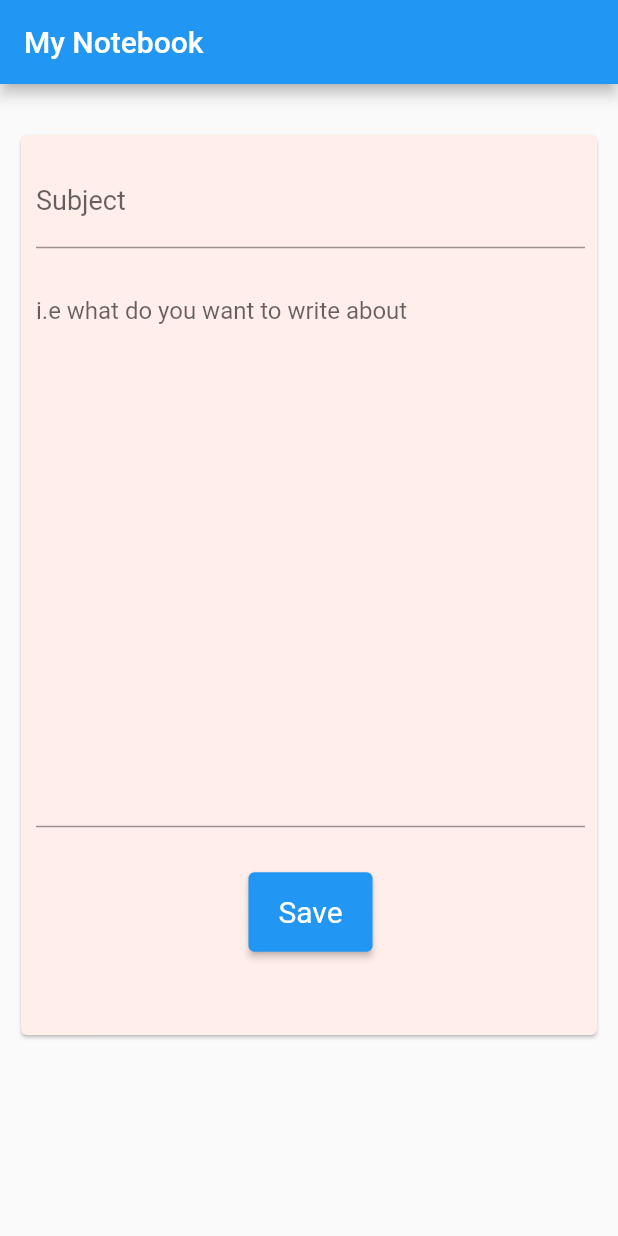
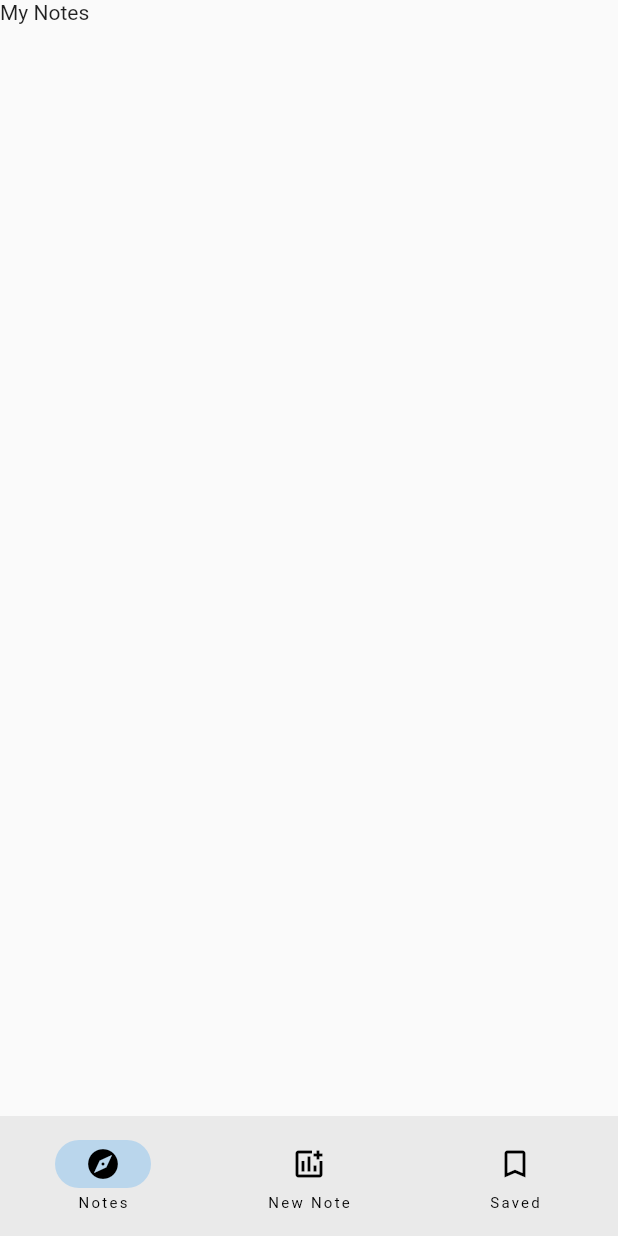
Before and after one commit to abramaleko/my_notes, a Flutter app: the screen it shows after launch, on a phone screen of 412 x 824 dp. Run offline on Flutter 3.47's test engine with Material 2 defaults, Android fonts, the phone set to English and light mode, and no system bars.

Commit message:
added navigation container

```diff
--- a/lib/main.dart
+++ b/lib/main.dart
@@ -1,66 +1,74 @@
 import 'package:flutter/material.dart';
+import 'my_notes.dart';
 
 void main() {
-  runApp(const MyNotes());
+  runApp(const MyApp());
 }
 
-class MyNotes extends StatelessWidget {
-  const MyNotes({super.key});
+class MyApp extends StatelessWidget {
+  const MyApp({super.key});
 
   @override
   Widget build(BuildContext context) {
-    return MaterialApp(
-      title: 'My Notebook',
-      home: Scaffold(
-        appBar: AppBar(
-          title: const Text('My Notebook'),
-        ),
-        body: Container(
-          margin: const EdgeInsets.fromLTRB(10, 30, 10, 10),
-          child: Card(
-            color: const Color.fromARGB(255, 255, 238, 234),
-            child: SizedBox(
-              height: 600,
-              child: Form(
-                child: Padding(
-                  padding: const EdgeInsets.fromLTRB(10, 15, 8, 15),
-                  child: Column(
-                    children: [
-                      TextFormField(
-                        decoration: const InputDecoration(
-                            labelText: 'Subject',
-                            labelStyle: TextStyle(fontSize: 18.0),
-                            hintText: 'i.e learn Flutter'),
-                      ),
-                      const SizedBox(
-                        height: 20,
-                      ),
-                      TextFormField(
-                        maxLines: 18,
-                        decoration: const InputDecoration(
-                            hintText: 'i.e what do you want to write about'),
-                      ),
-                      const SizedBox(
-                        height: 30,
-                      ),
-                      ElevatedButton(
-                        style: ButtonStyle(
-                          textStyle: MaterialStateProperty.all(
-                              const TextStyle(fontSize: 20)),
-                          padding: MaterialStateProperty.all(
-                              const EdgeInsets.fromLTRB(20, 15, 20, 15)),
-                        ),
-                        onPressed: () {},
-                        child: const Text('Save'),
-                      ),
-                    ],
-                  ),
-                ),
-              ),
-            ),
-          ),
-        ),
-      ),
+    return const MaterialApp(
+      home: NavigationContainer(),
     );
   }
 }
+
+class NavigationContainer extends StatefulWidget {
+  const NavigationContainer({super.key});
+
+  @override
+  State<NavigationContainer> createState() => _NavigationContainerState();
+}
+
+class _NavigationContainerState extends State<NavigationContainer> {
+  int currentIndex = 0; //stores the index of the home page
+
+  @override
+  Widget build(BuildContext context) {
+    Widget page;
+
+    switch (currentIndex) {
+      case 0:
+        page = const Text('My Notes');
+        break;
+      case 1:
+       page = const MyNotes();
+        break;
+      case 2:
+        page = const Text('Saved Notes');
+        break;
+      default:
+        throw UnimplementedError('no widget for $currentIndex');
+    }
+
+    return Scaffold(
+      bottomNavigationBar: NavigationBar(
+        onDestinationSelected: (int index) {
+          setState(() {
+            currentIndex = index;
+          });
+        },
+        selectedIndex: currentIndex,
+        destinations: const [
+          NavigationDestination(
+            icon: Icon(Icons.explore),
+            label: 'Notes',
+          ),
+          NavigationDestination(
+            icon: Icon(Icons.add_chart_outlined),
+            label: 'New Note',
+          ),
+          NavigationDestination(
+            selectedIcon: Icon(Icons.bookmark),
+            icon: Icon(Icons.bookmark_border),
+            label: 'Saved',
+          )
+        ],
+      ),
+      body: Container(child: page),
+    );
+  }
+}
```
